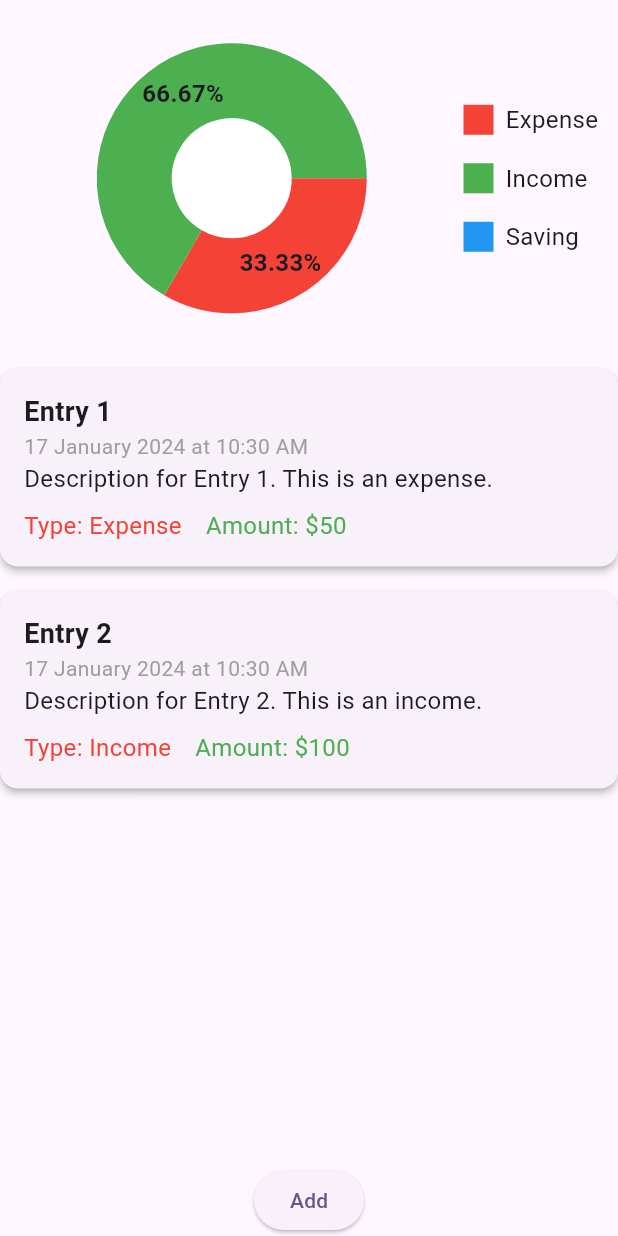
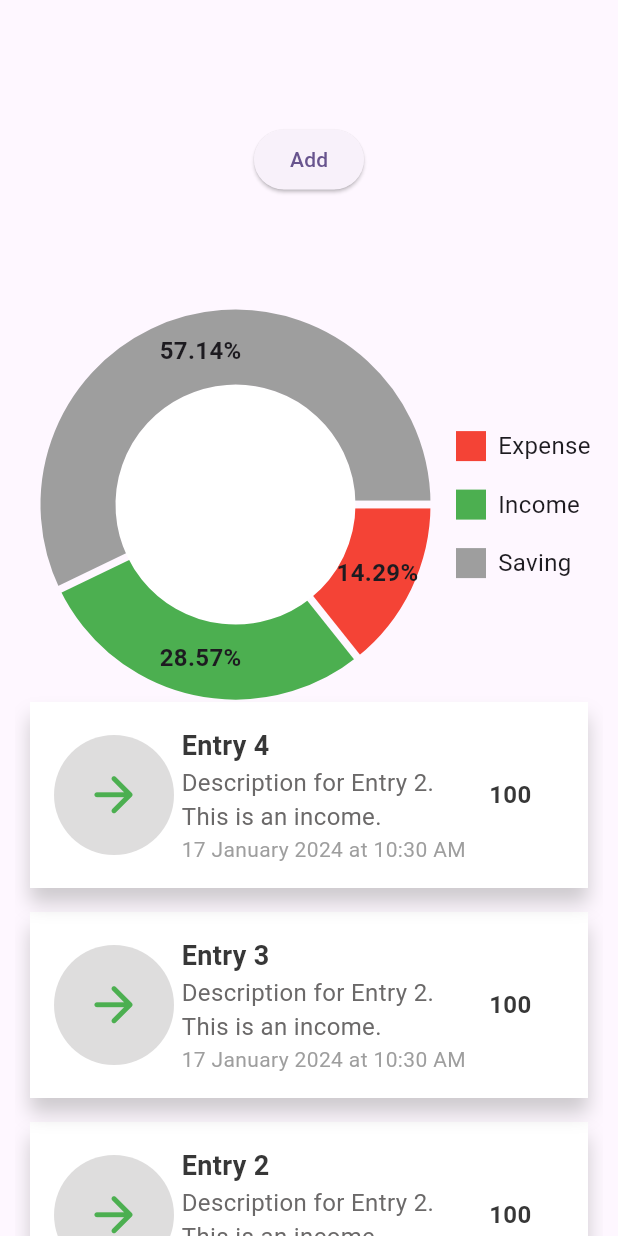
Before and after one commit to Mohtashim-Naeem/expens-tracker-blocship, a Flutter app: the screen it shows after launch, on a phone screen of 412 x 824 dp. Run offline on Flutter 3.47's test engine with Material 3 defaults, Android fonts, the phone set to English and light mode, and no system bars; drawn by our look-alikes of fl_chart; our stand-ins replace stacked, stacked_services, stacked_shared.

Commit message:
enhance UI plus functionality

```diff
--- a/expense_tracker_blocship/lib/views/home/home.dart
+++ b/expense_tracker_blocship/lib/views/home/home.dart
@@ -1,5 +1,6 @@
-// import 'package:expense_tracker_blocship/app/app.router.dart';
 // import 'package:expense_tracker_blocship/views/home/home_viewmodel.dart';
+// import 'package:expense_tracker_blocship/views/home/widget/entry_widget.dart';
+// import 'package:expense_tracker_blocship/views/home/widget/legend_widget.dart';
 // import 'package:fl_chart/fl_chart.dart';
 // import 'package:flutter/material.dart';
 // import 'package:stacked/stacked.dart';
@@ -13,28 +14,65 @@
 //         viewModelBuilder: () => HomeViewModel(),
 //         builder: ((context, viewModel, child) {
 //           return Scaffold(
-//             body: Column(
-//               children: [
-//                 PieChart(
-//                   PieChartData(),
-//                   swapAnimationDuration:
-//                       Duration(milliseconds: 150), // Optional
-//                   swapAnimationCurve: Curves.linear, // Optional
-//                 ),
-//                 ElevatedButton(
-//                   onPressed: () {
-//                     viewModel.navigationService.navigateToAddEntry();
-//                   },
-//                   child: const Text('Next'),
-//                 ),
-//               ],
+//             body: Padding(
+//               padding: const EdgeInsets.symmetric(horizontal: 10),
+//               child: Column(
+//                 children: [
+//                   SizedBox(
+//                     height: MediaQuery.sizeOf(context).height * 0.10,
+//                   ),
+//                   Row(
+//                     children: [
+//                       Expanded(
+//                         flex: 3,
+//                         child: AspectRatio(
+//                           aspectRatio: 1.6,
+//                           child: PieChart(
+//                             PieChartData(
+//                               sections: viewModel.getSections(),
+//                               borderData: FlBorderData(show: false),
+//                               centerSpaceRadius: 80,
+//                               sectionsSpace: 5,
+//                               centerSpaceColor: Colors.white,
+//                             ),
+//                             swapAnimationDuration:
+//                                 const Duration(milliseconds: 150),
+//                             swapAnimationCurve: Curves.linear,
+//                           ),
+//                         ),
+//                       ),
+//                       const Expanded(
+//                         child: Column(
+//                           mainAxisSize: MainAxisSize.min,
+//                           children: [
+//                             LegendItem(color: Colors.red, label: 'Expense'),
+//                             LegendItem(color: Colors.green, label: 'Income'),
+//                             LegendItem(color: Colors.grey, label: 'Saving'),
+//                           ],
+//                         ),
+//                       )
+//                     ],
+//                   ),
+//                   Expanded(
+//                     child: ListView.builder(
+//                         itemCount: viewModel.entries.length,
+//                         itemBuilder: (context, index) {
+//                           return EntryWidget(entry: viewModel.entries[index]);
+//                         }),
+//                   ),
+//                   ElevatedButton(
+//                     onPressed: () {
+//                       viewModel.addEntry();
+//                     },
+//                     child: const Text('Add'),
+//                   ),
+//                 ],
+//               ),
 //             ),
 //           );
 //         }));
 //   }
 // }
-
-import 'package:expense_tracker_blocship/app/app.router.dart';
 import 'package:expense_tracker_blocship/views/home/home_viewmodel.dart';
 import 'package:expense_tracker_blocship/views/home/widget/entry_widget.dart';
 import 'package:expense_tracker_blocship/views/home/widget/legend_widget.dart';
@@ -51,21 +89,37 @@ class homeView extends StatelessWidget {
         viewModelBuilder: () => HomeViewModel(),
         builder: ((context, viewModel, child) {
           return Scaffold(
-            body: Column(
+            body: Padding(
+              padding: const EdgeInsets.symmetric(horizontal: 10),
+              child: SingleChildScrollView(
+                child: Column(
                   children: [
-                //
-                Row(
+                    SizedBox(
+                      height: MediaQuery.sizeOf(context).height * 0.10,
+                    ),
+                    ElevatedButton(
+                      onPressed: () {
+                        viewModel.addEntry();
+                      },
+                      child: const Text('Add'),
+                    ),
+                    SizedBox(
+                      height: MediaQuery.sizeOf(context).height * 0.10,
+                    ),
+                    SizedBox(
+                      height: MediaQuery.sizeOf(context).height * 0.3,
+                      child: Row(
                         children: [
                           Expanded(
                             flex: 3,
                             child: AspectRatio(
-                        aspectRatio: 1.3,
+                              aspectRatio: 1.6,
                               child: PieChart(
                                 PieChartData(
                                   sections: viewModel.getSections(),
                                   borderData: FlBorderData(show: false),
-                            centerSpaceRadius: 40,
-                            sectionsSpace: 0,
+                                  centerSpaceRadius: 80,
+                                  sectionsSpace: 5,
                                   centerSpaceColor: Colors.white,
                                 ),
                                 swapAnimationDuration:
@@ -76,39 +130,29 @@ class homeView extends StatelessWidget {
                           ),
                           const Expanded(
                             child: Column(
+                              mainAxisSize: MainAxisSize.min,
                               children: [
                                 LegendItem(color: Colors.red, label: 'Expense'),
-                        LegendItem(color: Colors.green, label: 'Income'),
-                        LegendItem(color: Colors.blue, label: 'Saving'),
-                      ],
-                    ))
+                                LegendItem(
+                                    color: Colors.green, label: 'Income'),
+                                LegendItem(color: Colors.grey, label: 'Saving'),
                               ],
                             ),
-                // FutureBuilder(future: viewModel.getSections, builder: (context, data){
-                //   return ListView.builder(itemBuilder: (context, index) {
-                //   return const ListTile();
-                // }),
-                // })
-                Expanded(
-                  child: ListView.builder(
+                          )
+                        ],
+                      ),
+                    ),
+                    ListView.builder(
+                        shrinkWrap: true,
+                        reverse: true,
+                        physics: NeverScrollableScrollPhysics(),
                         itemCount: viewModel.entries.length,
                         itemBuilder: (context, index) {
                           return EntryWidget(entry: viewModel.entries[index]);
                         }),
+                  ],
                 ),
-                // ElevatedButton(
-                //   onPressed: () {
-                //     viewModel.navigationService.navigateToAddEntry();
-                //   },
-                //   child: const Text('Next'),
-                // ),
-                ElevatedButton(
-                  onPressed: () {
-                    viewModel.addEntry();
-                  },
-                  child: const Text('Add'),
               ),
-              ],
             ),
           );
         }));
--- a/expense_tracker_blocship/lib/views/home/home_viewmodel.dart
+++ b/expense_tracker_blocship/lib/views/home/home_viewmodel.dart
@@ -45,6 +45,23 @@ class HomeViewModel extends BaseViewModel {
       'Income',
       '100',
     ),
+
+    Entry(
+      'Entry 3',
+      'Description for Entry 2. This is an income.',
+      DateTime.now(),
+      DateTime.now(),
+      'Saving',
+      '100',
+    ),
+    Entry(
+      'Entry 4',
+      'Description for Entry 2. This is an income.',
+      DateTime.now(),
+      DateTime.now(),
+      'Saving',
+      '100',
+    ),
     // Add more entries as needed
   ];
   List<PieChartSectionData> getSections() {
@@ -86,7 +103,7 @@ class HomeViewModel extends BaseViewModel {
         titleStyle: const TextStyle(fontSize: 16, fontWeight: FontWeight.bold),
       ),
       PieChartSectionData(
-        color: Colors.white,
+        color: Colors.grey,
         value: savingPercentage,
         title: '${savingPercentage.toStringAsFixed(2)}%',
         radius: 50,
--- a/expense_tracker_blocship/lib/views/home/widget/entry_widget.dart
+++ b/expense_tracker_blocship/lib/views/home/widget/entry_widget.dart
@@ -9,42 +9,78 @@ class EntryWidget extends StatelessWidget {
 
   @override
   Widget build(BuildContext context) {
-    return Card(
-      elevation: 2,
-      margin: const EdgeInsets.symmetric(vertical: 8),
+    return Container(
+      decoration: BoxDecoration(color: Colors.white, boxShadow: [
+        BoxShadow(
+          blurRadius: 10,
+          // spreadRadius: ,
+          offset: Offset(0, 10),
+          color: Colors.grey.withOpacity(0.50),
+        )
+      ]),
+      // elevation: 2,
+      margin: const EdgeInsets.symmetric(vertical: 8, horizontal: 10),
       child: Padding(
         padding: const EdgeInsets.all(16.0),
-        child: Column(
+        child: Row(
+          children: [
+            CircleAvatar(
+              backgroundColor: Color.fromARGB(255, 222, 221, 221),
+              radius: 40,
+              child: entry.expense == 'Expense'
+                  ? const Icon(
+                      Icons.arrow_back,
+                      size: 39,
+                      color: Colors.red,
+                    )
+                  : const Icon(
+                      Icons.arrow_forward_rounded,
+                      size: 39,
+                      color: Colors.green,
+                    ),
+            ),
+            const SizedBox(
+              width: 5,
+            ),
+            Column(
               crossAxisAlignment: CrossAxisAlignment.start,
               children: [
                 Text(
                   entry.title,
-              style: const TextStyle(fontSize: 18, fontWeight: FontWeight.bold),
+                  style: const TextStyle(
+                      fontSize: 18,
+                      fontWeight: FontWeight.bold,
+                      color: Color.fromARGB(255, 55, 55, 55)),
+                ),
+                SizedBox(
+                  width: 200,
+                  child: Text(
+                    entry.description.length > 100
+                        ? '${entry.description.substring(0, 100)}...'
+                        : entry.description,
+                    style: const TextStyle(
+                        fontSize: 16,
+                        color: Color.fromARGB(255, 107, 105, 105)),
+                    maxLines: 2,
+                    overflow: TextOverflow.ellipsis,
+                  ),
                 ),
                 Text(
                   DateFormat("d MMMM yyyy 'at' h:mm a")
                       .format(entry.date.add(entry.time.timeZoneOffset)),
                   style: const TextStyle(fontSize: 14, color: Colors.grey),
                 ),
+              ],
+            ),
+            const SizedBox(
+              width: 5,
+            ),
             Text(
-              entry.description.length > 100
-                  ? '${entry.description.substring(0, 100)}...'
-                  : entry.description,
-              style: const TextStyle(fontSize: 16),
-            ),
-            const SizedBox(height: 8),
-            Row(
-              children: [
-                Text(
-                  'Type: ${entry.expense}',
-                  style: const TextStyle(fontSize: 16, color: Colors.red),
-                ),
-                const SizedBox(width: 16),
-                Text(
-                  'Amount: \$${entry.ammount}',
-                  style: const TextStyle(fontSize: 16, color: Colors.green),
-                ),
-              ],
+              '${entry.ammount}',
+              style: const TextStyle(
+                  fontWeight: FontWeight.bold,
+                  fontSize: 16,
+                  color: Color.fromARGB(255, 55, 55, 55)),
             ),
           ],
         ),
--- a/expense_tracker_blocship/lib/views/home/widget/legend_widget.dart
+++ b/expense_tracker_blocship/lib/views/home/widget/legend_widget.dart
@@ -20,7 +20,7 @@ class LegendItem extends StatelessWidget {
           const SizedBox(width: 8),
           Text(
             label,
-            style: TextStyle(fontSize: 16),
+            style: const TextStyle(fontSize: 16),
           ),
         ],
       ),
```
Lines whose indentation alone changed are shown as unchanged.
